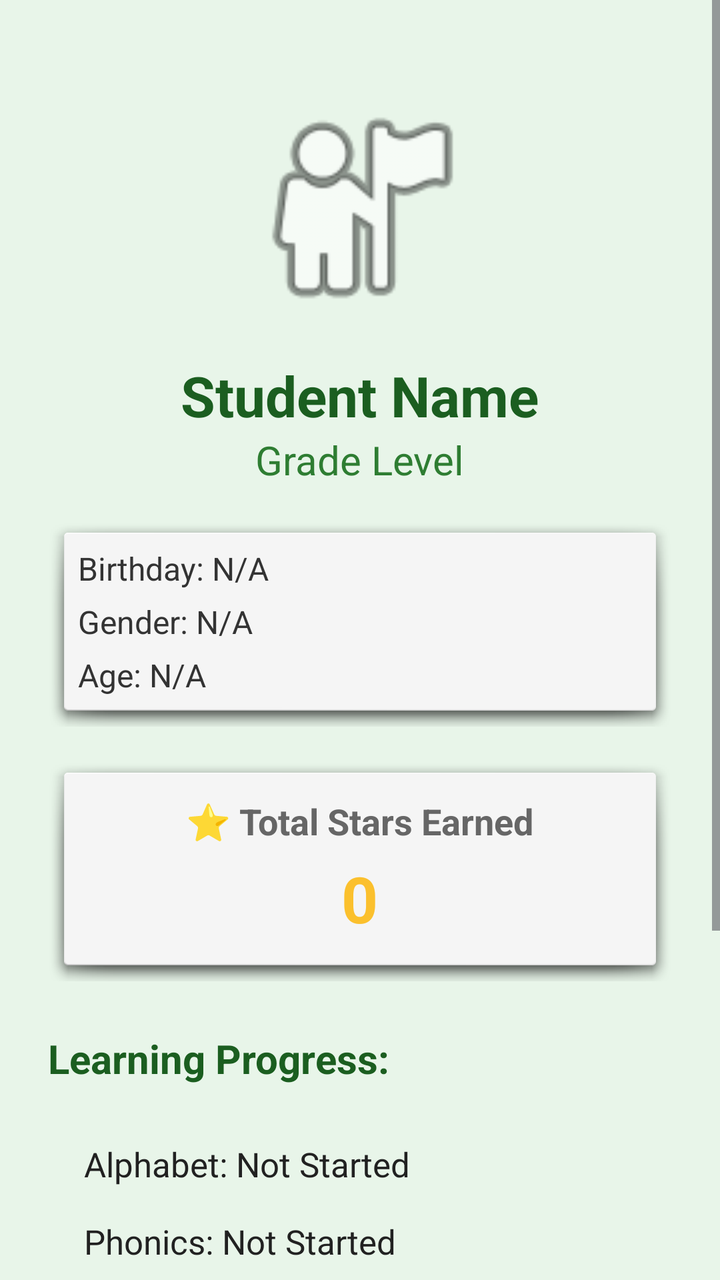
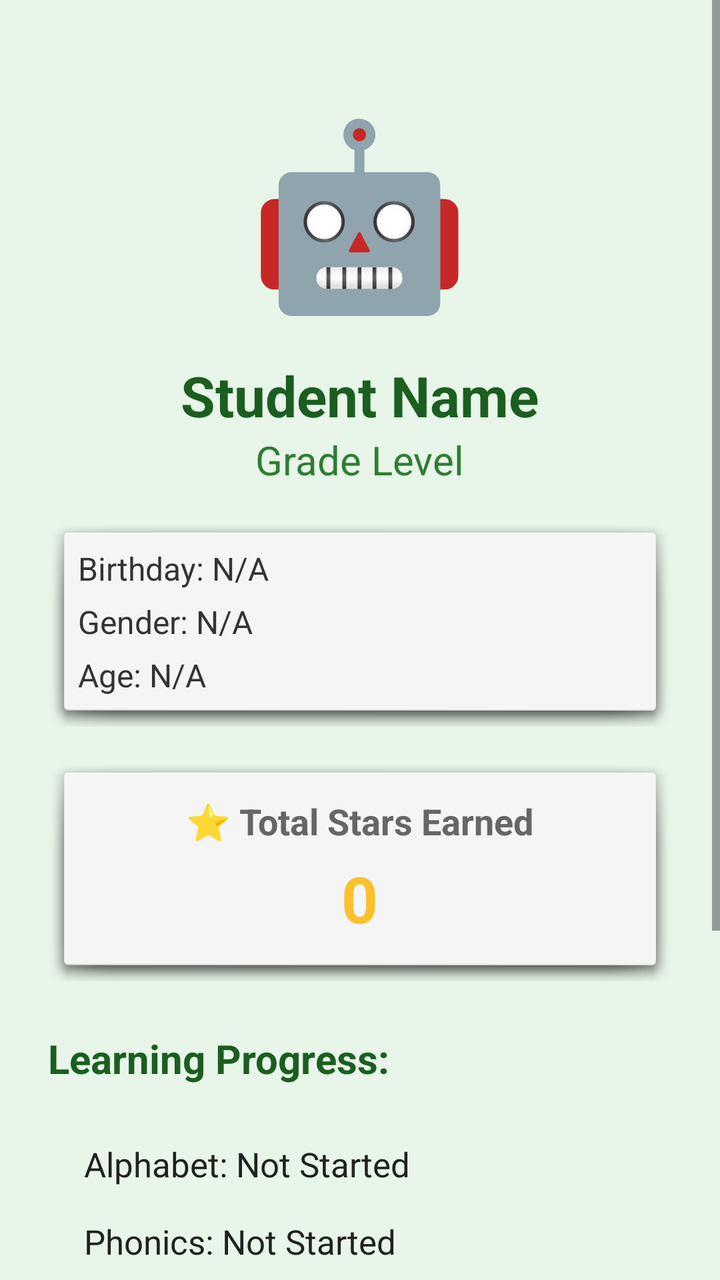

The first picture is an Android layout as it rendered before a commit; the second is the same layout after the commit. The layout source and the unified diff follow.
<!-- AndroidManifest.xml: application theme Theme.Casanesapps3 -->
<!-- res/layout/activity_student_profile.xml -->
<?xml version="1.0" encoding="utf-8"?>
<ScrollView xmlns:android="http://schemas.android.com/apk/res/android"
    android:layout_width="match_parent"
    android:layout_height="match_parent"
    android:fillViewport="true"
    android:background="#E8F5E9">

    <LinearLayout
        android:layout_width="match_parent"
        android:layout_height="wrap_content"
        android:orientation="vertical"
        android:padding="24dp"
        android:gravity="center_horizontal">

        <ImageView
            android:layout_width="120dp"
            android:layout_height="120dp"
            android:src="@android:drawable/ic_menu_myplaces"
            android:layout_marginTop="20dp"
            android:contentDescription="Profile Icon" />

        <TextView
            android:id="@+id/tvProfileName"
            android:layout_width="wrap_content"
            android:layout_height="wrap_content"
            android:text="Student Name"
            android:textSize="28sp"
            android:textStyle="bold"
            android:textColor="#1B5E20"
            android:layout_marginTop="15dp"/>

        <TextView
            android:id="@+id/tvProfileGrade"
            android:layout_width="wrap_content"
            android:layout_height="wrap_content"
            android:text="Grade Level"
            android:textSize="20sp"
            android:textColor="#2E7D32"
            android:layout_marginBottom="15dp"/>

        
        <LinearLayout
            android:layout_width="match_parent"
            android:layout_height="wrap_content"
            android:orientation="vertical"
            android:background="@android:drawable/dialog_holo_light_frame"
            android:padding="15dp"
            android:layout_marginBottom="15dp"
            android:gravity="start">

            <TextView
                android:id="@+id/tvProfileBirthday"
                android:layout_width="wrap_content"
                android:layout_height="wrap_content"
                android:text="Birthday: N/A"
                android:textSize="16sp"
                android:textColor="#333333"
                android:layout_marginBottom="5dp"/>

            <TextView
                android:id="@+id/tvProfileGender"
                android:layout_width="wrap_content"
                android:layout_height="wrap_content"
                android:text="Gender: N/A"
                android:textSize="16sp"
                android:textColor="#333333"
                android:layout_marginBottom="5dp"/>

            <TextView
                android:id="@+id/tvProfileAge"
                android:layout_width="wrap_content"
                android:layout_height="wrap_content"
                android:text="Age: N/A"
                android:textSize="16sp"
                android:textColor="#333333"/>
        </LinearLayout>

        <LinearLayout
            android:layout_width="match_parent"
            android:layout_height="wrap_content"
            android:orientation="vertical"
            android:background="@android:drawable/dialog_holo_light_frame"
            android:padding="20dp"
            android:layout_marginBottom="25dp"
            android:gravity="center">

            <TextView
                android:layout_width="wrap_content"
                android:layout_height="wrap_content"
                android:text="⭐ Total Stars Earned"
                android:textSize="18sp"
                android:textStyle="bold"
                android:textColor="#666666"/>

            <TextView
                android:id="@+id/tvProfileStars"
                android:layout_width="wrap_content"
                android:layout_height="wrap_content"
                android:text="0"
                android:textSize="32sp"
                android:textColor="#FBC02D"
                android:textStyle="bold"
                android:layout_marginTop="5dp"/>
        </LinearLayout>

        <TextView
            android:layout_width="match_parent"
            android:layout_height="wrap_content"
            android:text="Learning Progress:"
            android:textSize="20sp"
            android:textStyle="bold"
            android:textColor="#1B5E20"
            android:layout_marginBottom="10dp"/>

        <LinearLayout
            android:layout_width="match_parent"
            android:layout_height="wrap_content"
            android:orientation="vertical"
            android:padding="10dp">

            <TextView android:id="@+id/tvStatusAlphabet" android:layout_width="match_parent" android:layout_height="wrap_content" android:text="Alphabet: Not Started" android:textSize="17sp" android:padding="8dp" android:textColor="#212121"/>
            <TextView android:id="@+id/tvStatusPhonics" android:layout_width="match_parent" android:layout_height="wrap_content" android:text="Phonics: Not Started" android:textSize="17sp" android:padding="8dp" android:textColor="#212121"/>
            <TextView android:id="@+id/tvStatusWords" android:layout_width="match_parent" android:layout_height="wrap_content" android:text="Words: Not Started" android:textSize="17sp" android:padding="8dp" android:textColor="#212121"/>
            <TextView android:id="@+id/tvStatusSentences" android:layout_width="match_parent" android:layout_height="wrap_content" android:text="Sentences: Not Started" android:textSize="17sp" android:padding="8dp" android:textColor="#212121"/>
            <TextView android:id="@+id/tvStatusStories" android:layout_width="match_parent" android:layout_height="wrap_content" android:text="Stories: Not Started" android:textSize="17sp" android:padding="8dp" android:textColor="#212121"/>

        </LinearLayout>

        <Button
            android:id="@+id/btnBackProfile"
            android:layout_width="match_parent"
            android:layout_height="60dp"
            android:text="Back to Dashboard"
            android:backgroundTint="#666666"
            android:textColor="#FFFFFF"
            android:layout_marginTop="30dp"
            android:textAllCaps="false"/>

    </LinearLayout>
</ScrollView>
<!-- resources referenced by this layout -->
<resources>
  <style name="Theme.Casanesapps3" parent="Base.Theme.Casanesapps3" />
  <style name="Base.Theme.Casanesapps3" parent="Theme.Material3.DayNight.NoActionBar">
          
          <item name="colorPrimary">@color/primary</item>
          <item name="colorPrimaryVariant">@color/primary_dark</item>
          <item name="colorSecondary">@color/accent</item>
          <item name="android:windowBackground">@color/background</item>
          <item name="android:statusBarColor">@color/primary_dark</item>
      </style>
  <color name="primary">#2E7D32</color>
  <color name="primary_dark">#1B5E20</color>
  <color name="accent">#FBC02D</color>
  <color name="background">#E8F5E9</color>
</resources>

<!-- the commit's change to res/layout/activity_student_profile.xml (unified diff, before → after) -->
@@ -12,12 +12,15 @@
         android:padding="24dp"
         android:gravity="center_horizontal">
 
-        <ImageView
-            android:layout_width="120dp"
-            android:layout_height="120dp"
-            android:src="@android:drawable/ic_menu_myplaces"
+        <TextView
+            android:id="@+id/tvAvatar"
+            android:layout_width="wrap_content"
+            android:layout_height="wrap_content"
+            android:text="🤖"
+            android:textSize="90sp"
+            android:gravity="center"
             android:layout_marginTop="20dp"
-            android:contentDescription="Profile Icon" />
+            android:contentDescription="My Avatar" />
 
         <TextView
             android:id="@+id/tvProfileName"
